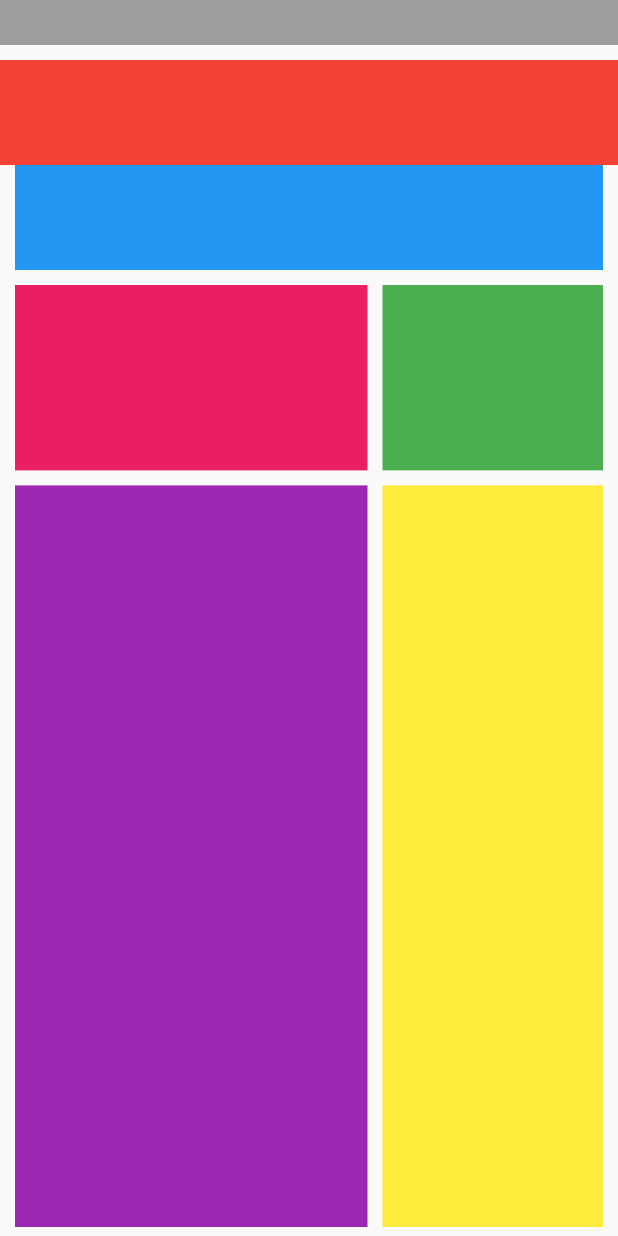
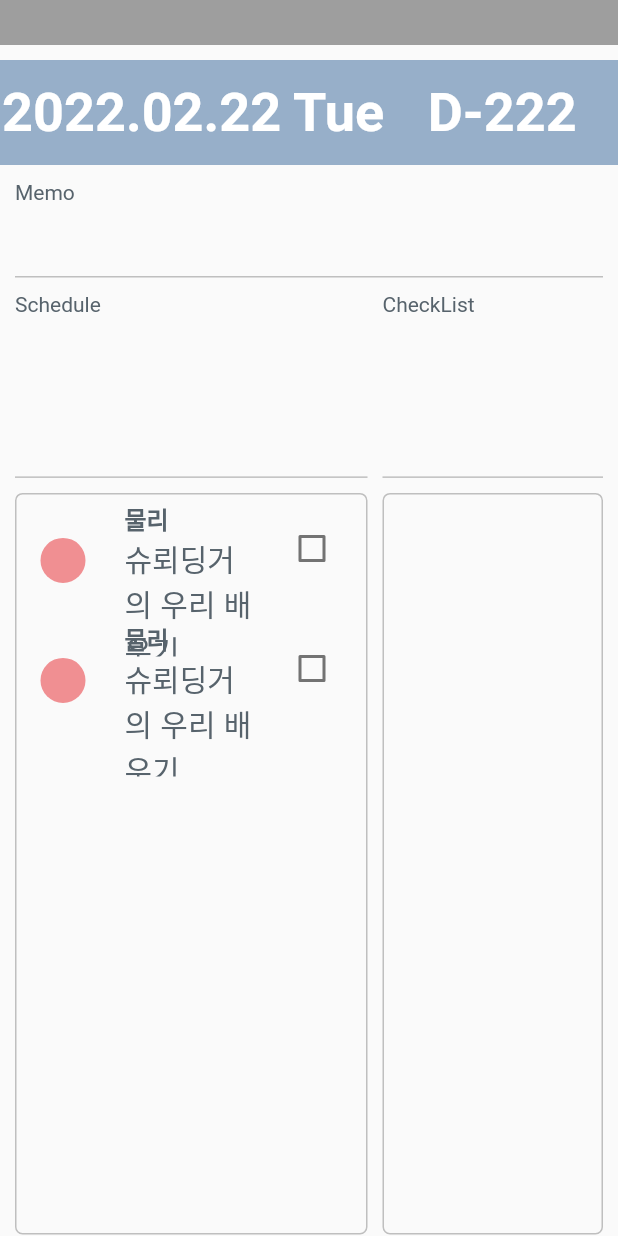
Before and after one commit to fbghgus123/our_planner, a Flutter app: the screen it shows after launch, on a phone screen of 412 x 824 dp. Run offline on Flutter 3.47's test engine with Material 2 defaults, Android fonts, the phone set to English and light mode, and no system bars; our stand-ins replace google_fonts; Roboto replaces fonts that are missing (Faustina, Unna).

Commit message:
Todo list 요소 레이아웃 추가

```diff
--- /dev/null
+++ b/lib/model/schedule.dart
@@ -0,0 +1,11 @@
+class Schedule {
+  int id;
+  String title;
+  String content;
+  String color;
+  DateTime date;
+  DateTime startTime;
+  DateTime endTime;
+  bool check;
+  Schedule({id, title, content, color, date, startTime, endTime, check})
+}
--- a/lib/pages/daily.dart
+++ b/lib/pages/daily.dart
@@ -1,16 +1,29 @@
 import 'package:flutter/material.dart';
+import '../widget/daily/date_widget.dart';
+import '../widget/daily/daily_memo.dart';
+import '../widget/daily/daily_schedule.dart';
+import '../widget/daily/daily_check.dart';
+import '../widget/daily/daily_todo.dart';
+import '../widget/daily/daily_timetable.dart';
 
-class Daily extends StatelessWidget {
-  const Daily({Key? key}) : super(key: key);
+class Daily extends StatefulWidget {
+  const Daily({ Key? key }) : super(key: key);
 
+  @override
+  State<Daily> createState() => _DailyState();
+}
+
+class _DailyState extends State<Daily> {
   @override
   Widget build(BuildContext context) {
     double screenHeight = MediaQuery.of(context).size.height;
     double screenWidth = MediaQuery.of(context).size.width;
+
     return Scaffold(
       body: SafeArea(
         child: SingleChildScrollView(
         child: Column(children: [
+
           // 달력 내리기
           Container(
             height: 30,
@@ -20,10 +33,7 @@ class Daily extends StatelessWidget {
           // 상단 날짜 + D-day
           Padding(
             padding: EdgeInsets.only(top: 10.0),
-            child: Container(
-              height: 70,
-              color: Colors.red,
-            ),
+            child: DateWidget()
           ),
 
           Padding(
@@ -31,8 +41,7 @@ class Daily extends StatelessWidget {
             child: Column(children: [
               // 메모
               Container(
-                height: 70,
-                color: Colors.blue,
+                child: DailyMemo(),
               ),
 
               // 스케쥴, 체크리스트 레이아웃
@@ -46,15 +55,15 @@ class Daily extends StatelessWidget {
                         padding: EdgeInsets.only(right: 10.0),
                         child: Container(
                           height: screenHeight * 0.15,
-                          color: Colors.pink,
-                        ),
+                          child: Schedule()
+                        )
                       ),
                     ),
                     Expanded(
                       flex: 3,
                       child: Container(
                         height: screenHeight * 0.15,
-                        color: Colors.green,
+                        child: CheckList(),
                       ),
                     ),
                   ],
@@ -72,7 +81,7 @@ class Daily extends StatelessWidget {
                         padding: EdgeInsets.only(right: 10.0),
                         child: Container(
                           height: screenHeight * 0.6,
-                          color: Colors.purple,
+                          child: Todo(),
                         ),
                       ),
                     ),
@@ -80,7 +89,7 @@ class Daily extends StatelessWidget {
                       flex: 3,
                       child: Container(
                         height: screenHeight * 0.6,
-                        color: Colors.yellow,
+                        child: TimeTable(),
                       ),
                     )
                   ],
@@ -92,11 +101,20 @@ class Daily extends StatelessWidget {
                 padding: EdgeInsets.only(top: 10.0),
                 child: Row(
                   mainAxisAlignment: MainAxisAlignment.end,
-                  children: [Container(
-                    color: Colors.grey,
-                    height: 40,
-                    width: 130,
-                  )],
+                  children: [
+                    Container(
+                      alignment: Alignment.center,
+                      color: Colors.grey,
+                      height: 40,
+                      width: 130,
+                      child: Text(
+                        "Submit",
+                        style: TextStyle(
+                          color: Colors.white
+                        )
+                      ),
+                    ),
+                  ],
                 ),
               )
             ]),
--- /dev/null
+++ b/lib/widget/daily/daily_check.dart
@@ -0,0 +1,45 @@
+import 'package:flutter/material.dart';
+import 'package:google_fonts/google_fonts.dart';
+
+class CheckList extends StatefulWidget {
+  const CheckList({ Key? key }) : super(key: key);
+
+  @override
+  State<CheckList> createState() => _ScheduleState();
+}
+
+class _ScheduleState extends State<CheckList> {
+
+  TextStyle _labelTextStyle = GoogleFonts.faustina(
+    fontSize: 14,
+    fontWeight: FontWeight.w400,
+    color: Color(0xff57636C),
+  );
+
+  @override
+  Widget build(BuildContext context) {
+    return Container(
+      child: Column(
+        crossAxisAlignment: CrossAxisAlignment.start,
+        children: [
+          Text(
+            "CheckList",
+            style: _labelTextStyle,
+          ),
+          Expanded(
+            child: Container(
+              decoration: const BoxDecoration(
+                border: Border(
+                  bottom: BorderSide(
+                    color: Color(0xffbfbfbf),
+                    width: 1
+                  )
+                )
+              ),
+            )
+          )
+        ],
+      )
+    );
+  }
+}
--- /dev/null
+++ b/lib/widget/daily/daily_memo.dart
@@ -0,0 +1,57 @@
+import 'package:flutter/material.dart';
+import 'package:google_fonts/google_fonts.dart';
+
+class DailyMemo extends StatefulWidget {
+  const DailyMemo({Key? key}) : super(key: key);
+
+  @override
+  State<DailyMemo> createState() => _DailyMemoState();
+}
+
+class _DailyMemoState extends State<DailyMemo> {
+  // 폰트 스타일 설정
+  TextStyle _labelTextStyle = GoogleFonts.faustina(
+    fontSize: 14,
+    fontWeight: FontWeight.w400,
+    color: Color(0xff57636C),
+  );
+
+  TextStyle _memoTextStyle = GoogleFonts.gowunDodum(
+    fontSize: 20,
+    fontWeight: FontWeight.w400,
+    color: Color(0xff57636C)
+  );
+
+  @override
+  Widget build(BuildContext context) {
+    return Padding(
+      padding: EdgeInsets.only(top: 10.0),
+      child: Container(
+        decoration: const BoxDecoration(
+          border: Border(
+            bottom: BorderSide(
+              color: Color(0xffbfbfbf),
+              width: 1
+            )
+          )
+        ),
+        child: Column(
+          crossAxisAlignment: CrossAxisAlignment.start,
+          children: [
+            Text(
+              "Memo",
+              style: _labelTextStyle
+            ),
+            TextField(
+              style: _memoTextStyle,
+              textAlign: TextAlign.center,
+              decoration: const InputDecoration(
+                border: InputBorder.none
+              ),
+            ),
+          ],
+        ),
+      ),
+    );
+  }
+}
--- /dev/null
+++ b/lib/widget/daily/daily_schedule.dart
@@ -0,0 +1,45 @@
+import 'package:flutter/material.dart';
+import 'package:google_fonts/google_fonts.dart';
+
+class Schedule extends StatefulWidget {
+  const Schedule({ Key? key }) : super(key: key);
+
+  @override
+  State<Schedule> createState() => _ScheduleState();
+}
+
+class _ScheduleState extends State<Schedule> {
+
+  TextStyle _labelTextStyle = GoogleFonts.faustina(
+    fontSize: 14,
+    fontWeight: FontWeight.w400,
+    color: Color(0xff57636C),
+  );
+
+  @override
+  Widget build(BuildContext context) {
+    return Container(
+      child: Column(
+        crossAxisAlignment: CrossAxisAlignment.start,
+        children: [
+          Text(
+            "Schedule",
+            style: _labelTextStyle,
+          ),
+          Expanded(
+            child: Container(
+              decoration: const BoxDecoration(
+                border: Border(
+                  bottom: BorderSide(
+                    color: Color(0xffbfbfbf),
+                    width: 1
+                  )
+                )
+              ),
+            )
+          )
+        ],
+      )
+    );
+  }
+}
--- /dev/null
+++ b/lib/widget/daily/daily_timetable.dart
@@ -0,0 +1,27 @@
+import 'package:flutter/material.dart';
+
+class TimeTable extends StatefulWidget {
+  const TimeTable({ Key? key }) : super(key: key);
+
+  @override
+  State<TimeTable> createState() => _TimeTableState();
+}
+
+class _TimeTableState extends State<TimeTable> {
+  @override
+  Widget build(BuildContext context) {
+    return Container(
+      decoration: BoxDecoration(
+        borderRadius: BorderRadius.circular(5),
+        border: Border.all(
+          color: Color(0xffbfbfbf),
+        )
+      ),
+      child: Expanded(
+        child: Table(
+
+        ),
+      ),
+    );
+  }
+}
--- /dev/null
+++ b/lib/widget/daily/daily_todo.dart
@@ -0,0 +1,58 @@
+import 'package:flutter/material.dart';
+import 'daily_todo_schedule.dart';
+
+class Todo extends StatefulWidget {
+  const Todo({Key? key}) : super(key: key);
+
+  @override
+  State<Todo> createState() => _TodoState();
+}
+
+class _TodoState extends State<Todo> {
+  @override
+  Widget build(BuildContext context) {
+    return Container(
+      decoration: BoxDecoration(
+        borderRadius: BorderRadius.circular(5),
+        border: Border.all(
+          color: Color(0xffbfbfbf),
+        )),
+      child: Column(
+        children: [
+          TodoSchedule(),
+          TodoSchedule(),
+        ],
+      ),
+    );
+  }
+}
+
+void showAlertDialog(BuildContext context) async {
+  await showDialog(
+    context: context,
+    barrierDismissible: true, // user must tap button!
+    builder: (BuildContext context) {
+      return AlertDialog(
+        content: Container(
+          width: 500,
+          height: 500,
+          child: Text("Select button you want")
+        ),
+        actions: <Widget>[
+          FlatButton(
+            child: Text('OK'),
+            onPressed: () {
+              Navigator.pop(context, "OK");
+            },
+          ),
+          FlatButton(
+            child: Text('Cancel'),
+            onPressed: () {
+              Navigator.pop(context, "Cancel");
+            },
+          ),
+        ],
+      );
+    },
+  );
+}
--- /dev/null
+++ b/lib/widget/daily/daily_todo_schedule.dart
@@ -0,0 +1,53 @@
+import 'package:flutter/material.dart';
+import 'package:google_fonts/google_fonts.dart';
+
+class TodoSchedule extends StatefulWidget {
+  const TodoSchedule({Key? key, String? title, String? subtitle}) : super(key: key);
+
+  @override
+  State<TodoSchedule> createState() => _TodoScheduleState();
+}
+
+class _TodoScheduleState extends State<TodoSchedule> {
+
+  TextStyle _titleTextStyle = GoogleFonts.poppins(
+    fontSize: 16,
+    fontWeight: FontWeight.w600,
+    color: Color(0xff57636C),
+  );
+
+  TextStyle _subTitleTextStyle = GoogleFonts.poppins(
+    fontSize: 20,
+    fontWeight: FontWeight.w300,
+    color: Color(0xff57636C),
+  );
+
+
+  bool _check = false;
+  @override
+  Widget build(BuildContext context) {
+    return SizedBox(
+      height: 80,
+      child: Expanded(
+        child: CheckboxListTile(
+            title: Text("물리", style: _titleTextStyle,),
+            subtitle: Text("슈뢰딩거의 우리 배우기", style: _subTitleTextStyle),
+            secondary: Container(
+              alignment: Alignment.center,
+              width: 30,
+              height: 80,
+              decoration: new BoxDecoration(
+                color: Color(0xfff08f92),
+                shape: BoxShape.circle,
+              ),
+            ),
+            value: _check,
+            onChanged: (bool? value) {
+              setState(() {
+                _check = !_check;
+              });
+            }),
+      ),
+    );
+  }
+}
--- /dev/null
+++ b/lib/widget/daily/date_widget.dart
@@ -0,0 +1,45 @@
+import 'package:flutter/material.dart';
+import 'package:google_fonts/google_fonts.dart';
+
+class DateWidget extends StatelessWidget {
+  DateWidget({Key? key}) : super(key: key);
+
+  // 폰트 스타일 설정
+  TextStyle _textStyle = GoogleFonts.unna(
+    fontSize: 36,
+    fontWeight: FontWeight.w700,
+    color: Colors.white
+  );
+
+  @override
+  Widget build(BuildContext context) {
+    return Container(
+      height: 70,
+      color: Color(0xff97afc9),
+      child: Row(children: [
+        // 날짜
+        Expanded(
+          flex: 5,
+          child: Container(
+            alignment: Alignment.center,
+            child: Text(
+              "2022.02.22 Tue",
+              style: _textStyle,
+            ),
+          ),
+        ),
+        // D-day
+        Expanded(
+          flex: 3,
+          child: Container(
+            alignment: Alignment.center,
+            child: Text(
+              "D-222",
+              style: _textStyle,
+            ),
+          ),
+        ),
+      ]),
+    );
+  }
+}
```
Also changed, not shown: pubspec.yaml (+1 -67 lines), pubspec.lock, 3 other files.
